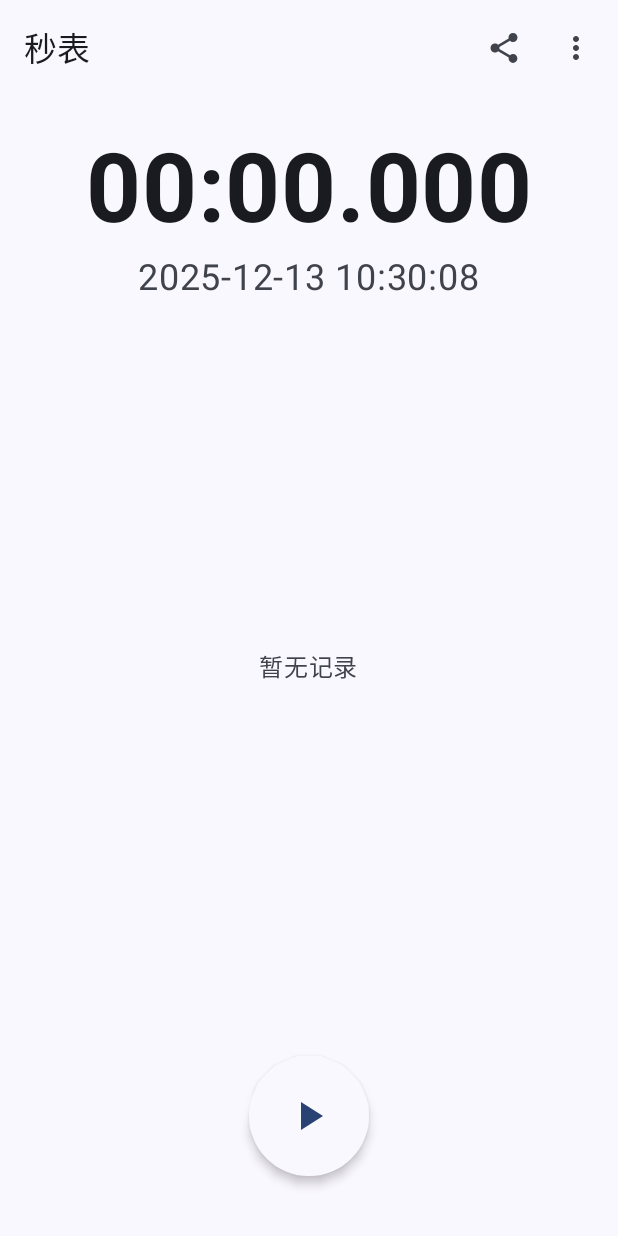
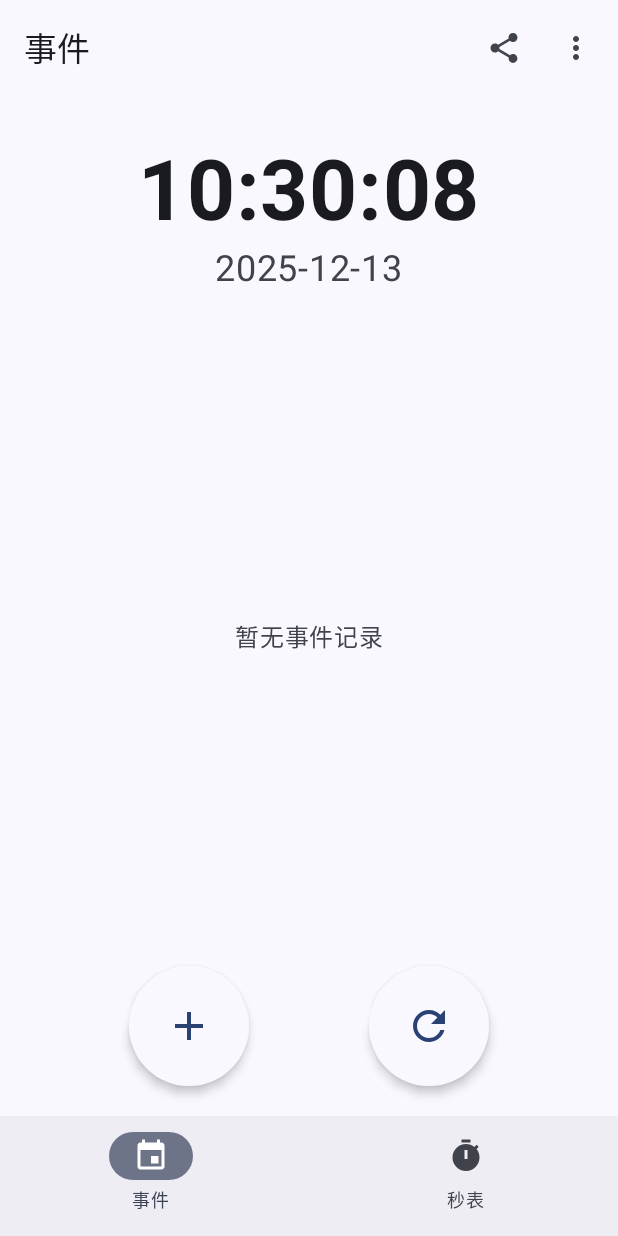
Before and after one commit to chy5301/ChronoMark, an Android app built with Jetpack Compose: the screen it shows after launch (MainActivity), on a phone screen of 412 x 824 dp. Run offline under Robolectric (Android 15) with nearby library versions, the phone set to English and light mode, and no system bars.

Commit message:
feat: 实现事件模式及双模式切换（Phase 4）
新增功能：
- 创建事件模式数据模型（AppMode、EventUiState）
- 实现 EventViewModel 管理事件模式状态
- 实现 MainScreen 底部导航栏切换秒表/事件模式
- 实现事件模式完整界面（时间显示、记录列表、控制按钮）
- 事件记录正序排列，新记录自动滚动到末尾
- 秒表记录倒序排列，新记录自动滚动到顶部
- 两种模式数据完全分开存储

技术实现：
- 使用 LazyListState + LaunchedEffect 实现自动滚动
- 事件模式墙上时钟 56sp 加粗显示（含日期）
- 记录卡片支持编辑备注和删除（复用秒表模式组件）
- 墙上时钟独立协程始终运行（每秒更新）

文档更新：
- 完善 CLAUDE.md 实施路线图（Phase 4-7 详细规划）
- 新增 TODO.md 进度追踪文档
- 文档职责分离：CLAUDE.md 负责技术规范，TODO.md 负责进度追踪
- 添加阶段完成后的文档更新流程说明

```diff
--- a/app/src/main/java/io/github/chy5301/chronomark/MainActivity.kt
+++ b/app/src/main/java/io/github/chy5301/chronomark/MainActivity.kt
@@ -4,7 +4,7 @@ import android.os.Bundle
 import androidx.activity.ComponentActivity
 import androidx.activity.compose.setContent
 import androidx.activity.enableEdgeToEdge
-import io.github.chy5301.chronomark.ui.screen.StopwatchScreen
+import io.github.chy5301.chronomark.ui.screen.MainScreen
 import io.github.chy5301.chronomark.ui.theme.ChronoMarkTheme
 
 class MainActivity : ComponentActivity() {
@@ -13,7 +13,7 @@ class MainActivity : ComponentActivity() {
         enableEdgeToEdge()
         setContent {
             ChronoMarkTheme {
-                StopwatchScreen()
+                MainScreen()
             }
         }
     }
--- /dev/null
+++ b/app/src/main/java/io/github/chy5301/chronomark/data/model/AppMode.kt
@@ -0,0 +1,9 @@
+package io.github.chy5301.chronomark.data.model
+
+/**
+ * 应用模式
+ */
+enum class AppMode {
+    STOPWATCH,  // 秒表模式
+    EVENT       // 事件模式
+}
--- /dev/null
+++ b/app/src/main/java/io/github/chy5301/chronomark/data/model/EventUiState.kt
@@ -0,0 +1,9 @@
+package io.github.chy5301.chronomark.data.model
+
+/**
+ * 事件模式 UI 状态
+ */
+data class EventUiState(
+    val wallClockTime: String = "0000-00-00 00:00:00", // 格式化的墙上时钟（带日期）
+    val records: List<TimeRecord> = emptyList()         // 事件记录列表
+)
--- /dev/null
+++ b/app/src/main/java/io/github/chy5301/chronomark/ui/screen/EventScreen.kt
@@ -0,0 +1,335 @@
+package io.github.chy5301.chronomark.ui.screen
+
+import androidx.compose.foundation.clickable
+import androidx.compose.foundation.layout.*
+import androidx.compose.foundation.lazy.LazyColumn
+import androidx.compose.foundation.lazy.items
+import androidx.compose.foundation.lazy.rememberLazyListState
+import androidx.compose.material.icons.Icons
+import androidx.compose.material.icons.filled.*
+import androidx.compose.material3.*
+import androidx.compose.runtime.*
+import androidx.compose.ui.Alignment
+import androidx.compose.ui.Modifier
+import androidx.compose.ui.text.font.FontWeight
+import androidx.compose.ui.unit.dp
+import androidx.compose.ui.unit.sp
+import androidx.lifecycle.viewmodel.compose.viewModel
+import io.github.chy5301.chronomark.data.model.TimeRecord
+import io.github.chy5301.chronomark.util.TimeFormatter
+import io.github.chy5301.chronomark.viewmodel.EventViewModel
+
+/**
+ * 事件模式主屏幕
+ */
+@OptIn(ExperimentalMaterial3Api::class)
+@Composable
+fun EventScreen(
+    viewModel: EventViewModel = viewModel()
+) {
+    val uiState by viewModel.uiState.collectAsState()
+    var selectedRecord by remember { mutableStateOf<TimeRecord?>(null) }
+    var showDeleteConfirm by remember { mutableStateOf(false) }
+    var showResetConfirm by remember { mutableStateOf(false) }
+
+    // 编辑对话框
+    selectedRecord?.let { record ->
+        EditRecordDialog(
+            record = record,
+            onDismiss = { selectedRecord = null },
+            onSave = { note ->
+                viewModel.updateRecordNote(record.id, note)
+                selectedRecord = null
+            },
+            onDeleteRequest = { showDeleteConfirm = true }
+        )
+    }
+
+    // 删除确认对话框
+    if (showDeleteConfirm && selectedRecord != null) {
+        AlertDialog(
+            onDismissRequest = { showDeleteConfirm = false },
+            title = { Text("确认删除") },
+            text = { Text("确定要删除记录 #${"%02d".format(selectedRecord!!.index)} 吗？") },
+            confirmButton = {
+                TextButton(
+                    onClick = {
+                        viewModel.deleteRecord(selectedRecord!!.id)
+                        showDeleteConfirm = false
+                        selectedRecord = null
+                    },
+                    colors = ButtonDefaults.textButtonColors(
+                        contentColor = MaterialTheme.colorScheme.error
+                    )
+                ) {
+                    Text("删除")
+                }
+            },
+            dismissButton = {
+                TextButton(onClick = { showDeleteConfirm = false }) {
+                    Text("取消")
+                }
+            }
+        )
+    }
+
+    // 重置确认对话框
+    if (showResetConfirm) {
+        AlertDialog(
+            onDismissRequest = { showResetConfirm = false },
+            title = { Text("确认重置") },
+            text = { Text("确定要清空所有事件记录吗？此操作无法撤销。") },
+            confirmButton = {
+                TextButton(
+                    onClick = {
+                        viewModel.reset()
+                        showResetConfirm = false
+                    },
+                    colors = ButtonDefaults.textButtonColors(
+                        contentColor = MaterialTheme.colorScheme.error
+                    )
+                ) {
+                    Text("重置")
+                }
+            },
+            dismissButton = {
+                TextButton(onClick = { showResetConfirm = false }) {
+                    Text("取消")
+                }
+            }
+        )
+    }
+
+    Scaffold(
+        topBar = {
+            TopAppBar(
+                title = { Text("事件") },
+                actions = {
+                    IconButton(onClick = { /* TODO: 导出功能 */ }) {
+                        Icon(Icons.Default.Share, contentDescription = "导出")
+                    }
+                    IconButton(onClick = { /* TODO: 菜单功能 */ }) {
+                        Icon(Icons.Default.MoreVert, contentDescription = "菜单")
+                    }
+                }
+            )
+        }
+    ) { paddingValues ->
+        Column(
+            modifier = Modifier
+                .fillMaxSize()
+                .padding(paddingValues)
+        ) {
+            // 时间显示区（仅墙上时钟）
+            EventTimeDisplaySection(
+                wallClockTime = uiState.wallClockTime,
+                modifier = Modifier
+                    .fillMaxWidth()
+                    .height(160.dp)
+            )
+
+            // 记录列表区
+            EventRecordsListSection(
+                records = uiState.records,
+                onRecordClick = { record -> selectedRecord = record },
+                modifier = Modifier
+                    .fillMaxWidth()
+                    .weight(1f)
+            )
+
+            // 控制按钮区（始终显示记录和重置）
+            EventControlButtonsSection(
+                onRecordClick = { viewModel.recordEvent() },
+                onResetClick = { showResetConfirm = true },
+                modifier = Modifier
+                    .fillMaxWidth()
+                    .height(120.dp)
+            )
+        }
+    }
+}
+
+/**
+ * 事件模式 - 时间显示区组件（仅墙上时钟）
+ */
+@Composable
+fun EventTimeDisplaySection(
+    wallClockTime: String,
+    modifier: Modifier = Modifier
+) {
+    // 拆分日期和时间部分（格式：yyyy-MM-dd HH:mm:ss）
+    val timePart = if (wallClockTime.length >= 19) {
+        wallClockTime.substring(11, 19) // HH:mm:ss
+    } else {
+        "00:00:00"
+    }
+    val datePart = if (wallClockTime.length >= 10) {
+        wallClockTime.substring(0, 10) // yyyy-MM-dd
+    } else {
+        "0000-00-00"
+    }
+
+    Column(
+        modifier = modifier,
+        horizontalAlignment = Alignment.CenterHorizontally,
+        verticalArrangement = Arrangement.Center
+    ) {
+        // 时间（56sp，加粗）
+        Text(
+            text = timePart,
+            fontSize = 56.sp,
+            fontWeight = FontWeight.Bold,
+            color = MaterialTheme.colorScheme.onSurface
+        )
+
+        Spacer(modifier = Modifier.height(4.dp))
+
+        // 日期（24sp，次要颜色）
+        Text(
+            text = datePart,
+            fontSize = 24.sp,
+            color = MaterialTheme.colorScheme.onSurfaceVariant
+        )
+    }
+}
+
+/**
+ * 事件模式 - 记录列表区组件
+ */
+@Composable
+fun EventRecordsListSection(
+    records: List<TimeRecord>,
+    onRecordClick: (TimeRecord) -> Unit,
+    modifier: Modifier = Modifier
+) {
+    if (records.isEmpty()) {
+        Box(
+            modifier = modifier,
+            contentAlignment = Alignment.Center
+        ) {
+            Text(
+                text = "暂无事件记录",
+                style = MaterialTheme.typography.bodyLarge,
+                color = MaterialTheme.colorScheme.onSurfaceVariant
+            )
+        }
+    } else {
+        val listState = rememberLazyListState()
+
+        // 当记录列表变化时，自动滚动到末尾
+        LaunchedEffect(records.size) {
+            if (records.isNotEmpty()) {
+                listState.animateScrollToItem(records.size - 1)
+            }
+        }
+
+        LazyColumn(
+            modifier = modifier,
+            state = listState,
+            contentPadding = PaddingValues(horizontal = 12.dp, vertical = 8.dp),
+            verticalArrangement = Arrangement.spacedBy(8.dp)
+        ) {
+            items(records) { record ->
+                EventRecordCard(
+                    record = record,
+                    onClick = { onRecordClick(record) }
+                )
+            }
+        }
+    }
+}
+
+/**
+ * 事件模式 - 记录卡片组件
+ */
+@Composable
+fun EventRecordCard(
+    record: TimeRecord,
+    onClick: () -> Unit,
+    modifier: Modifier = Modifier
+) {
+    Card(
+        modifier = modifier
+            .fillMaxWidth()
+            .clickable(onClick = onClick),
+        elevation = CardDefaults.cardElevation(defaultElevation = 2.dp)
+    ) {
+        Column(
+            modifier = Modifier.padding(16.dp)
+        ) {
+            // 第一行：序号 + 标记时刻（主信息）
+            Row(
+                modifier = Modifier.fillMaxWidth(),
+                horizontalArrangement = Arrangement.SpaceBetween,
+                verticalAlignment = Alignment.CenterVertically
+            ) {
+                Text(
+                    text = "%02d".format(record.index),
+                    fontSize = 16.sp,
+                    color = MaterialTheme.colorScheme.onSurfaceVariant
+                )
+                Text(
+                    text = TimeFormatter.formatWallClock(record.wallClockTime),
+                    fontSize = 28.sp,
+                    fontWeight = FontWeight.Bold,
+                    color = MaterialTheme.colorScheme.onSurface
+                )
+            }
+
+            Spacer(modifier = Modifier.height(4.dp))
+
+            // 第二行：时间差（次要，右对齐）
+            Row(
+                modifier = Modifier.fillMaxWidth(),
+                horizontalArrangement = Arrangement.End
+            ) {
+                Text(
+                    text = TimeFormatter.formatSplit(record.splitTimeNanos),
+                    fontSize = 20.sp,
+                    color = MaterialTheme.colorScheme.tertiary
+                )
+            }
+
+            // 第三行：备注（如果有）
+            if (record.note.isNotEmpty()) {
+                Spacer(modifier = Modifier.height(8.dp))
+                Text(
+                    text = "📝 ${record.note}",
+                    fontSize = 16.sp,
+                    color = MaterialTheme.colorScheme.onSurface
+                )
+            }
+        }
+    }
+}
+
+/**
+ * 事件模式 - 控制按钮区组件（记录 + 重置）
+ */
+@Composable
+fun EventControlButtonsSection(
+    onRecordClick: () -> Unit,
+    onResetClick: () -> Unit,
+    modifier: Modifier = Modifier
+) {
+    Box(
+        modifier = modifier,
+        contentAlignment = Alignment.Center
+    ) {
+        Row(
+            horizontalArrangement = Arrangement.spacedBy(80.dp),
+            verticalAlignment = Alignment.CenterVertically
+        ) {
+            ControlButton(
+                onClick = onRecordClick,
+                icon = Icons.Filled.Add,
+                contentDescription = "记录"
+            )
+            ControlButton(
+                onClick = onResetClick,
+                icon = Icons.Filled.Refresh,
+                contentDescription = "重置"
+            )
+        }
+    }
+}
--- /dev/null
+++ b/app/src/main/java/io/github/chy5301/chronomark/ui/screen/MainScreen.kt
@@ -0,0 +1,44 @@
+package io.github.chy5301.chronomark.ui.screen
+
+import androidx.compose.foundation.layout.*
+import androidx.compose.material.icons.Icons
+import androidx.compose.material.icons.filled.Event
+import androidx.compose.material.icons.filled.Timer
+import androidx.compose.material3.*
+import androidx.compose.runtime.*
+import androidx.compose.ui.Modifier
+import io.github.chy5301.chronomark.data.model.AppMode
+
+/**
+ * 主屏幕 - 管理秒表和事件模式的切换
+ */
+@Composable
+fun MainScreen() {
+    var currentMode by remember { mutableStateOf(AppMode.EVENT) }
+
+    Scaffold(
+        bottomBar = {
+            NavigationBar {
+                NavigationBarItem(
+                    icon = { Icon(Icons.Filled.Event, contentDescription = "事件") },
+                    label = { Text("事件") },
+                    selected = currentMode == AppMode.EVENT,
+                    onClick = { currentMode = AppMode.EVENT }
+                )
+                NavigationBarItem(
+                    icon = { Icon(Icons.Filled.Timer, contentDescription = "秒表") },
+                    label = { Text("秒表") },
+                    selected = currentMode == AppMode.STOPWATCH,
+                    onClick = { currentMode = AppMode.STOPWATCH }
+                )
+            }
+        }
+    ) { paddingValues ->
+        Box(modifier = Modifier.padding(paddingValues)) {
+            when (currentMode) {
+                AppMode.STOPWATCH -> StopwatchScreen()
+                AppMode.EVENT -> EventScreen()
+            }
+        }
+    }
+}
--- /dev/null
+++ b/app/src/main/java/io/github/chy5301/chronomark/viewmodel/EventViewModel.kt
@@ -0,0 +1,121 @@
+package io.github.chy5301.chronomark.viewmodel
+
+import androidx.lifecycle.ViewModel
+import androidx.lifecycle.viewModelScope
+import io.github.chy5301.chronomark.data.model.EventUiState
+import io.github.chy5301.chronomark.data.model.TimeRecord
+import io.github.chy5301.chronomark.util.TimeFormatter
+import kotlinx.coroutines.Job
+import kotlinx.coroutines.delay
+import kotlinx.coroutines.flow.MutableStateFlow
+import kotlinx.coroutines.flow.StateFlow
+import kotlinx.coroutines.flow.asStateFlow
+import kotlinx.coroutines.flow.update
+import kotlinx.coroutines.isActive
+import kotlinx.coroutines.launch
+
+/**
+ * 事件模式 ViewModel
+ */
+class EventViewModel : ViewModel() {
+
+    // UI 状态
+    private val _uiState = MutableStateFlow(EventUiState())
+    val uiState: StateFlow<EventUiState> = _uiState.asStateFlow()
+
+    // 墙上时钟协程（始终运行）
+    private var wallClockJob: Job? = null
+
+    init {
+        // 启动墙上时钟更新（始终运行）
+        startWallClockTicking()
+    }
+
+    /**
+     * 记录事件（立即记录当前时间点）
+     */
+    fun recordEvent() {
+        val currentWallClockTime = System.currentTimeMillis()
+        val lastTimestamp = _uiState.value.records.lastOrNull()?.wallClockTime ?: currentWallClockTime
+        val splitNanos = (currentWallClockTime - lastTimestamp) * 1_000_000 // 毫秒转纳秒
+
+        val newRecord = TimeRecord(
+            index = _uiState.value.records.size + 1,
+            wallClockTime = currentWallClockTime,
+            elapsedTimeNanos = 0L,  // 事件模式不需要累计时间
+            splitTimeNanos = splitNanos,
+            note = ""
+        )
+
+        _uiState.update {
+            it.copy(records = it.records + listOf(newRecord))
+        }
+    }
+
+    /**
+     * 重置所有记录
+     */
+    fun reset() {
+        _uiState.update {
+            EventUiState(
+                wallClockTime = TimeFormatter.formatWallClockWithDate(System.currentTimeMillis()),
+                records = emptyList()
+            )
+        }
+    }
+
+    /**
+     * 更新记录的备注
+     */
+    fun updateRecordNote(recordId: String, note: String) {
+        _uiState.update { state ->
+            state.copy(
+                records = state.records.map { record ->
+                    if (record.id == recordId) record.copy(note = note) else record
+                }
+            )
+        }
+    }
+
+    /**
+     * 删除记录
+     */
+    fun deleteRecord(recordId: String) {
+        _uiState.update { state ->
+            val updatedRecords = state.records.filter { it.id != recordId }
+            // 重新计算序号（正序排列）
+            val reindexedRecords = updatedRecords.mapIndexed { index, record ->
+                record.copy(index = index + 1)
+            }
+            state.copy(records = reindexedRecords)
+        }
+    }
+
+    /**
+     * 启动墙上时钟刻度（始终运行）
+     */
+    private fun startWallClockTicking() {
+        wallClockJob = viewModelScope.launch {
+            while (isActive) {
+                updateWallClock()
+                delay(1000) // 每秒更新一次墙上时钟
+            }
+        }
+    }
+
+    /**
+     * 更新墙上时钟显示
+     */
+    private fun updateWallClock() {
+        val currentWallClockTime = System.currentTimeMillis()
+        _uiState.update {
+            it.copy(wallClockTime = TimeFormatter.formatWallClockWithDate(currentWallClockTime))
+        }
+    }
+
+    override fun onCleared() {
+        super.onCleared()
+        wallClockJob?.cancel()
+        wallClockJob = null
+    }
+}
```
Also changed, not shown: app/src/main/java/io/github/chy5301/chronomark/ui/screen/StopwatchScreen.kt (+12 -1 lines), 2 other files.
